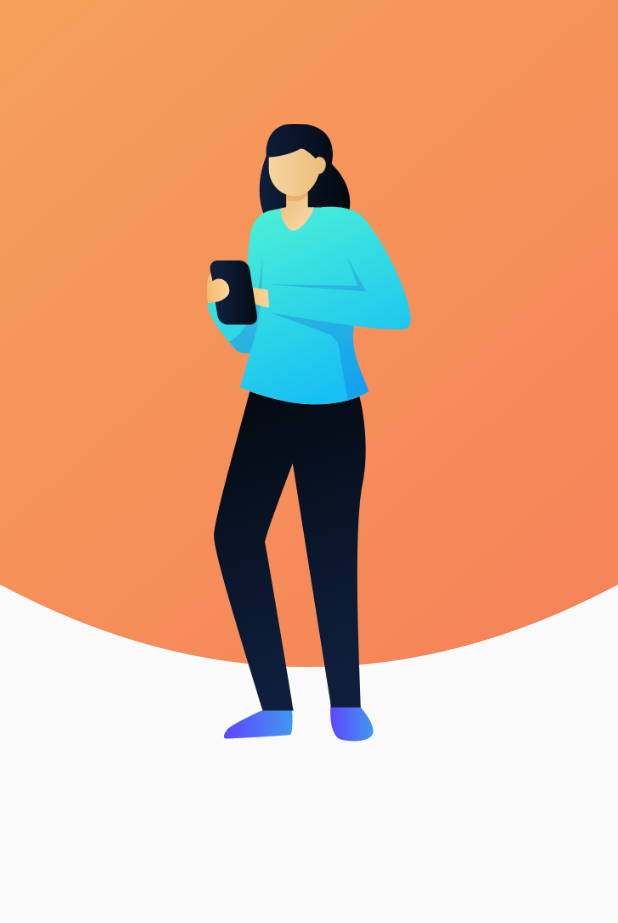
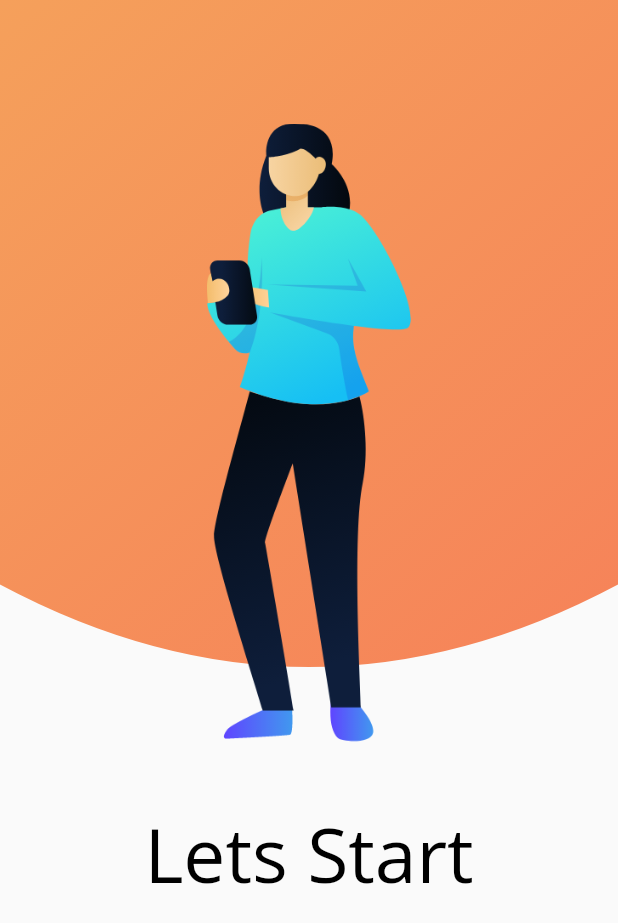
Before and after one commit to Yomna-J/habits_tracking_app_Flutter, a Flutter app: the screen it shows after launch, on a phone screen of 412 x 824 dp. Shown: the top 923 px of the screen. Run offline on Flutter 3.47's test engine with Material 2 defaults, Android fonts, the phone set to English and light mode, and no system bars.

Commit message:
Added Fonts

```diff
--- a/lib/main.dart
+++ b/lib/main.dart
@@ -43,6 +43,21 @@ class Home extends StatelessWidget {
               ),
             ],
           ),
+          SizedBox(height: size.height * .08),
+          RichText(
+            text: TextSpan(
+              children: [
+                TextSpan(
+                  text: "Lets Start",
+                  style: TextStyle(
+                      color: Colors.black,
+                      fontSize: 50,
+                      //fontWeight: FontWeight.w800,
+                      fontFamily: 'OpenSans'),
+                ),
+              ],
+            ),
+          ),
         ],
       ),
     );
```
Also changed, not shown: pubspec.yaml (+6 -4 lines), fonts/OpenSans-ExtraBold.ttf (added).
